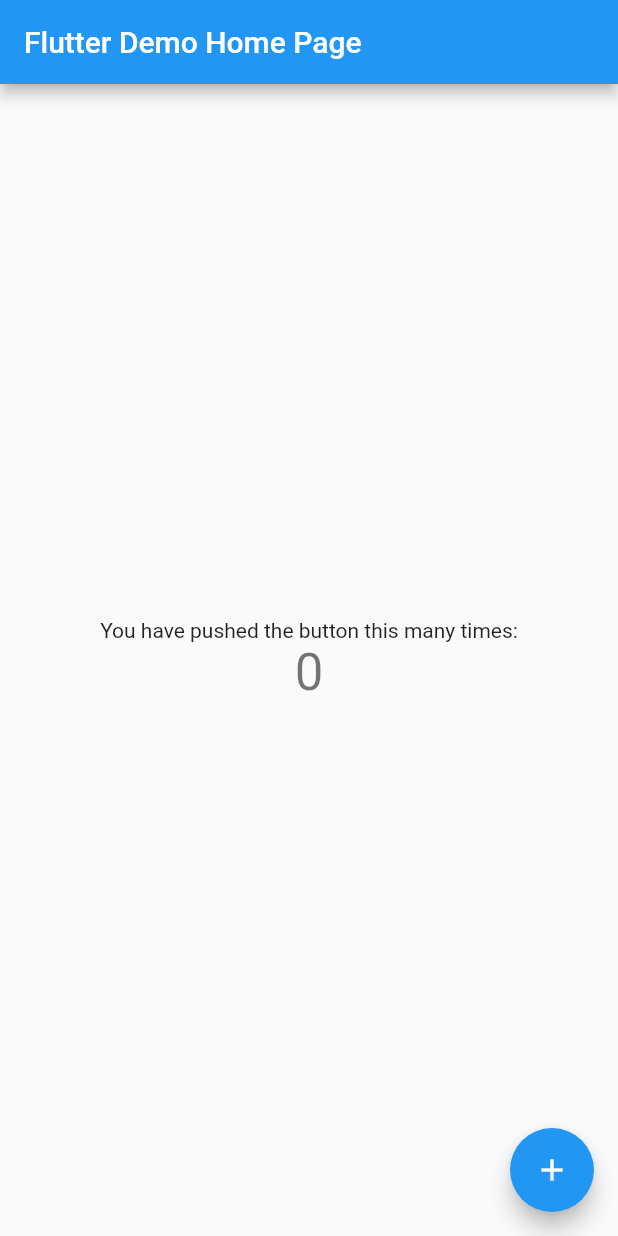
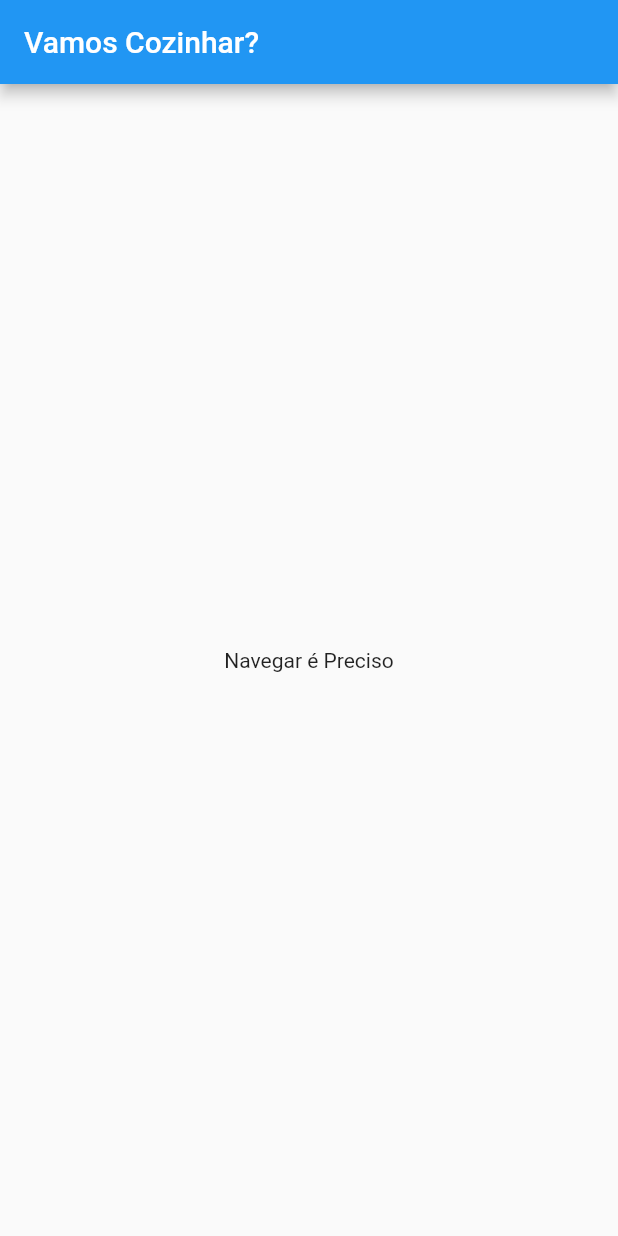
Before and after one commit to DIMAAGR/curso_flutter_cod3r, a Flutter app: the screen it shows after launch, on a phone screen of 412 x 824 dp. Run offline on Flutter 3.47's test engine with Material 2 defaults, Android fonts, the phone set to English and light mode, and no system bars.

```diff
--- a/lib/main.dart
+++ b/lib/main.dart
@@ -3,40 +3,20 @@ import 'package:flutter/material.dart';
 void main() => runApp(MyApp());
 
 class MyApp extends StatelessWidget {
-  // This widget is the root of your application.
   @override
   Widget build(BuildContext context) {
     return MaterialApp(
-      title: 'Flutter Demo',
+      title: 'Vamos Cozinhar',
       theme: ThemeData(
-        // This is the theme of your application.
-        //
-        // Try running your application with "flutter run". You'll see the
-        // application has a blue toolbar. Then, without quitting the app, try
-        // changing the primarySwatch below to Colors.green and then invoke
-        // "hot reload" (press "r" in the console where you ran "flutter run",
-        // or simply save your changes to "hot reload" in a Flutter IDE).
-        // Notice that the counter didn't reset back to zero; the application
-        // is not restarted.
         primarySwatch: Colors.blue,
       ),
-      home: MyHomePage(title: 'Flutter Demo Home Page'),
+      home: MyHomePage(title: 'Vamos Cozinhar?'),
     );
   }
 }
 
 class MyHomePage extends StatefulWidget {
   MyHomePage({Key key, this.title}) : super(key: key);
-
-  // This widget is the home page of your application. It is stateful, meaning
-  // that it has a State object (defined below) that contains fields that affect
-  // how it looks.
-
-  // This class is the configuration for the state. It holds the values (in this
-  // case the title) provided by the parent (in this case the App widget) and
-  // used by the build method of the State. Fields in a Widget subclass are
-  // always marked "final".
-
   final String title;
 
   @override
@@ -44,68 +24,23 @@ class MyHomePage extends StatefulWidget {
 }
 
 class _MyHomePageState extends State<MyHomePage> {
-  int _counter = 0;
-
-  void _incrementCounter() {
-    setState(() {
-      // This call to setState tells the Flutter framework that something has
-      // changed in this State, which causes it to rerun the build method below
-      // so that the display can reflect the updated values. If we changed
-      // _counter without calling setState(), then the build method would not be
-      // called again, and so nothing would appear to happen.
-      _counter++;
-    });
-  }
 
   @override
   Widget build(BuildContext context) {
-    // This method is rerun every time setState is called, for instance as done
-    // by the _incrementCounter method above.
-    //
-    // The Flutter framework has been optimized to make rerunning build methods
-    // fast, so that you can just rebuild anything that needs updating rather
-    // than having to individually change instances of widgets.
     return Scaffold(
       appBar: AppBar(
-        // Here we take the value from the MyHomePage object that was created by
-        // the App.build method, and use it to set our appbar title.
         title: Text(widget.title),
       ),
       body: Center(
-        // Center is a layout widget. It takes a single child and positions it
-        // in the middle of the parent.
         child: Column(
-          // Column is also a layout widget. It takes a list of children and
-          // arranges them vertically. By default, it sizes itself to fit its
-          // children horizontally, and tries to be as tall as its parent.
-          //
-          // Invoke "debug painting" (press "p" in the console, choose the
-          // "Toggle Debug Paint" action from the Flutter Inspector in Android
-          // Studio, or the "Toggle Debug Paint" command in Visual Studio Code)
-          // to see the wireframe for each widget.
-          //
-          // Column has various properties to control how it sizes itself and
-          // how it positions its children. Here we use mainAxisAlignment to
-          // center the children vertically; the main axis here is the vertical
-          // axis because Columns are vertical (the cross axis would be
-          // horizontal).
           mainAxisAlignment: MainAxisAlignment.center,
           children: <Widget>[
             Text(
-              'You have pushed the button this many times:',
-            ),
-            Text(
-              '$_counter',
-              style: Theme.of(context).textTheme.display1,
+              'Navegar é Preciso',
             ),
           ],
         ),
       ),
-      floatingActionButton: FloatingActionButton(
-        onPressed: _incrementCounter,
-        tooltip: 'Increment',
-        child: Icon(Icons.add),
-      ), // This trailing comma makes auto-formatting nicer for build methods.
     );
   }
 }
```
Also changed, not shown: lib/data/dummy_data.dart (added, +56 -0 lines), lib/models/category.dart (added, +16 -0 lines), lib/screens/categories_screen.dart (added, +18 -0 lines).
